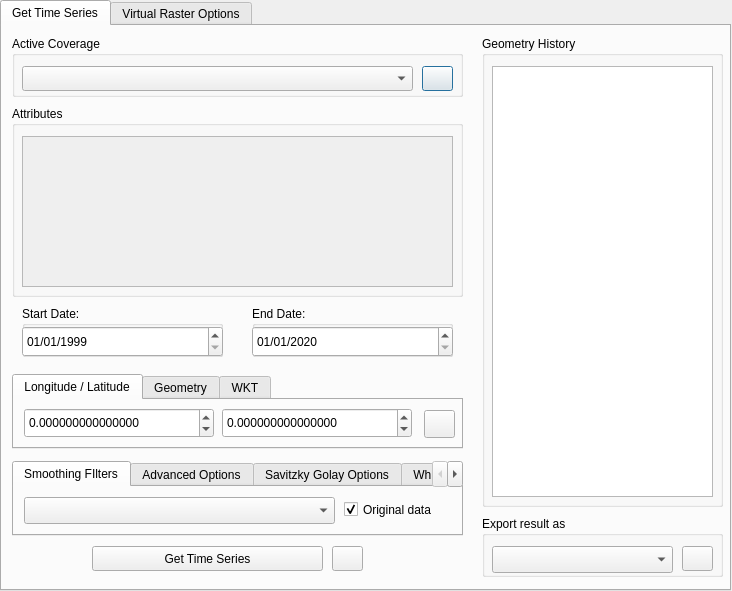
This is wtss_plugin/wtss_qgis_dialog_base.ui in AbnerErnaniADSFatec/wtss-qgis as Qt 5 draws it before an edit. The edited form follows.
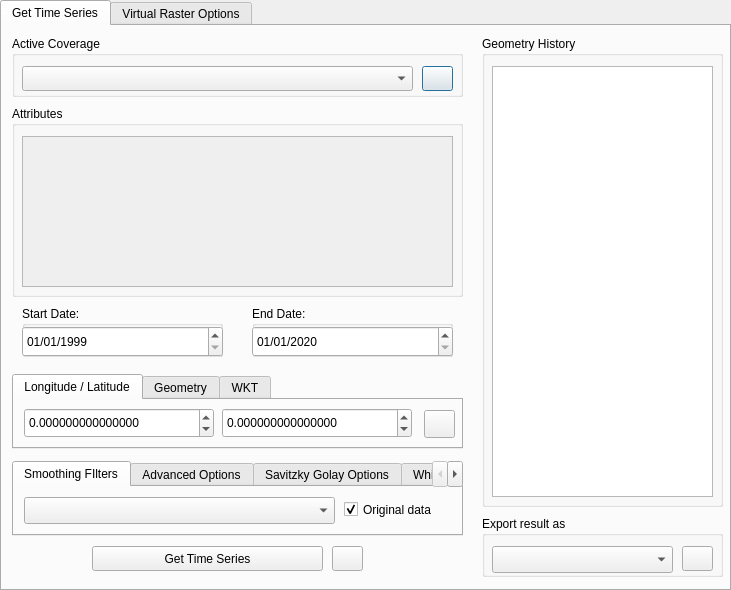
This is the edited form.

Commit message: Atualizando as labels para as opções de suavização #121

What changed in the file:
```diff
--- a/wtss_plugin/wtss_qgis_dialog_base.ui
+++ b/wtss_plugin/wtss_qgis_dialog_base.ui
@@ -6,8 +6,8 @@
    <rect>
     <x>0</x>
     <y>0</y>
-    <width>732</width>
-    <height>591</height>
+    <width>731</width>
+    <height>590</height>
    </rect>
   </property>
   <property name="windowTitle">
@@ -571,7 +571,7 @@
      </widget>
      <widget class="QWidget" name="whittaker_options_tab">
       <attribute name="title">
-       <string>Whittaker Options</string>
+       <string>Whittaker–Eilers Options</string>
       </attribute>
       <widget class="QLabel" name="label_whittaker_lambda">
        <property name="geometry">
@@ -620,7 +620,7 @@
      </widget>
      <widget class="QWidget" name="cma_options_tab">
       <attribute name="title">
-       <string>Moving Average Options</string>
+       <string>Centered Moving Average Options</string>
       </attribute>
       <widget class="QSpinBox" name="cma_window">
        <property name="geometry">
```
